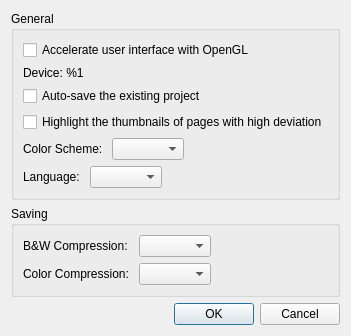
This is ui/SettingsDialog.ui in 4lex4/scantailor-advanced as Qt 5 draws it before an edit. The edited form follows.
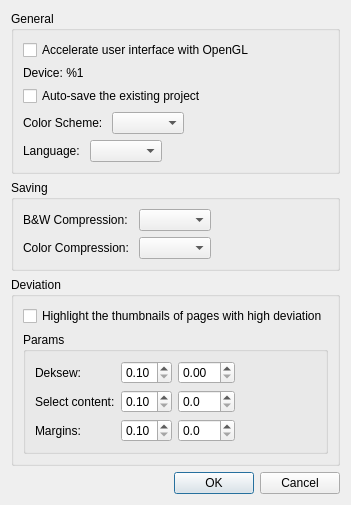
This is the edited form.

Commit message: Deviation parameters added into the settings dialog. The deviation default settings have been calibrated.

Patch:
```diff
--- a/ui/SettingsDialog.ui
+++ b/ui/SettingsDialog.ui
@@ -6,8 +6,8 @@
    <rect>
     <x>0</x>
     <y>0</y>
-    <width>318</width>
-    <height>311</height>
+    <width>313</width>
+    <height>457</height>
    </rect>
   </property>
   <property name="windowTitle">
@@ -41,13 +41,6 @@
         </property>
        </widget>
       </item>
-      <item>
-       <widget class="QCheckBox" name="highlightDeviationCB">
-        <property name="text">
-         <string>Highlight the thumbnails of pages with high deviation</string>
-        </property>
-       </widget>
-      </item>
       <item>
        <layout class="QHBoxLayout" name="horizontalLayout">
         <item>
@@ -155,6 +148,162 @@
      </layout>
     </widget>
    </item>
+   <item>
+    <widget class="QGroupBox" name="groupBox_3">
+     <property name="title">
+      <string>Deviation</string>
+     </property>
+     <layout class="QVBoxLayout" name="verticalLayout_3">
+      <item>
+       <widget class="QCheckBox" name="highlightDeviationCB">
+        <property name="text">
+         <string>Highlight the thumbnails of pages with high deviation</string>
+        </property>
+       </widget>
+      </item>
+      <item>
+       <widget class="QGroupBox" name="deviationParams">
+        <property name="title">
+         <string>Params</string>
+        </property>
+        <layout class="QHBoxLayout" name="horizontalLayout_3">
+         <item>
+          <layout class="QGridLayout" name="gridLayout_2">
+           <item row="0" column="0">
+            <widget class="QLabel" name="deskewDeviationLabel">
+             <property name="text">
+              <string>Deksew:</string>
+             </property>
+            </widget>
+           </item>
+           <item row="1" column="0">
+            <widget class="QLabel" name="selectContentDeviationLabel">
+             <property name="text">
+              <string>Select content:</string>
+             </property>
+            </widget>
+           </item>
+           <item row="1" column="1">
+            <widget class="QDoubleSpinBox" name="selectContentDeviationCoefSB">
+             <property name="toolTip">
+              <string>Deviation multiplier: a higher value means lower sensivity.</string>
+             </property>
+             <property name="minimum">
+              <double>0.100000000000000</double>
+             </property>
+             <property name="maximum">
+              <double>9.990000000000000</double>
+             </property>
+             <property name="singleStep">
+              <double>0.050000000000000</double>
+             </property>
+            </widget>
+           </item>
+           <item row="2" column="0">
+            <widget class="QLabel" name="marginsDeviationLabel">
+             <property name="text">
+              <string>Margins:</string>
+             </property>
+            </widget>
+           </item>
+           <item row="0" column="1">
+            <widget class="QDoubleSpinBox" name="deskewDeviationCoefSB">
+             <property name="toolTip">
+              <string>Deviation multiplier: a higher value means lower sensivity.</string>
+             </property>
+             <property name="minimum">
+              <double>0.100000000000000</double>
+             </property>
+             <property name="maximum">
+              <double>9.990000000000000</double>
+             </property>
+             <property name="singleStep">
+              <double>0.050000000000000</double>
+             </property>
+            </widget>
+           </item>
+           <item row="0" column="2">
+            <widget class="QDoubleSpinBox" name="deskewDeviationThresholdSB">
+             <property name="toolTip">
+              <string>The minimum deviation to be highlighted.</string>
+             </property>
+             <property name="maximum">
+              <double>45.000000000000000</double>
+             </property>
+             <property name="singleStep">
+              <double>0.100000000000000</double>
+             </property>
+            </widget>
+           </item>
+           <item row="1" column="2">
+            <widget class="QDoubleSpinBox" name="selectContentDeviationThresholdSB">
+             <property name="toolTip">
+              <string>The minimum deviation to be highlighted.</string>
+             </property>
+             <property name="decimals">
+              <number>1</number>
+             </property>
+             <property name="maximum">
+              <double>999.000000000000000</double>
+             </property>
+             <property name="singleStep">
+              <double>1.000000000000000</double>
+             </property>
+            </widget>
+           </item>
+           <item row="2" column="1">
+            <widget class="QDoubleSpinBox" name="marginsDeviationCoefSB">
+             <property name="toolTip">
+              <string>Deviation multiplier: a higher value means lower sensivity.</string>
+             </property>
+             <property name="minimum">
+              <double>0.100000000000000</double>
+             </property>
+             <property name="maximum">
+              <double>9.990000000000000</double>
+             </property>
+             <property name="singleStep">
+              <double>0.050000000000000</double>
+             </property>
+            </widget>
+           </item>
+           <item row="2" column="2">
+            <widget class="QDoubleSpinBox" name="marginsDeviationThresholdSB">
+             <property name="toolTip">
+              <string>The minimum deviation to be highlighted.</string>
+             </property>
+             <property name="decimals">
+              <number>1</number>
+             </property>
+             <property name="maximum">
+              <double>999.000000000000000</double>
+             </property>
+             <property name="singleStep">
+              <double>1.000000000000000</double>
+             </property>
+            </widget>
+           </item>
+          </layout>
+         </item>
+         <item>
+          <spacer name="horizontalSpacer_3">
+           <property name="orientation">
+            <enum>Qt::Horizontal</enum>
+           </property>
+           <property name="sizeHint" stdset="0">
+            <size>
+             <width>1</width>
+             <height>1</height>
+            </size>
+           </property>
+          </spacer>
+         </item>
+        </layout>
+       </widget>
+      </item>
+     </layout>
+    </widget>
+   </item>
    <item>
     <spacer name="verticalSpacer">
      <property name="orientation">
```
Left out of the diff: 5 changed lines with no effect on the pictures. The commit also changes 8 other files.
